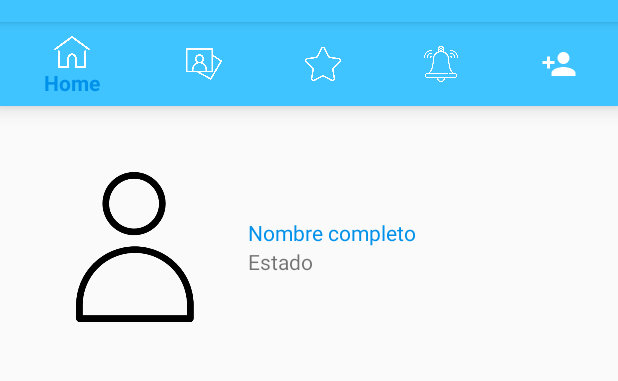
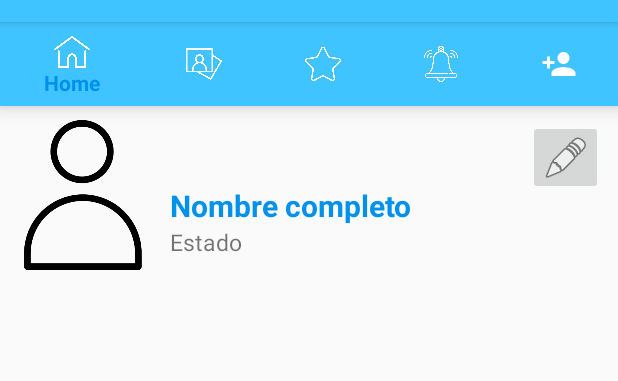
Before and after one commit to ang0823/apps-development-2020, an Android app: the fragment ProfileFragment placed in its activity, on a phone screen of 412 x 824 dp, the part 62-443 px from its top. Run offline under Robolectric (Android 15) with nearby library versions, the phone set to English and light mode, and no system bars; our stand-ins replace Picasso, Volley; network calls fail; pictures from the network do not load; 1 statement that could not run was skipped.

Commit message:
SE AGREGO MENU PARA MOSTRAR CUANDO DAN CLIC A EDITAR PERFIL

```diff
--- a/SocialBox/app/src/main/java/com/desapp/socialbox/fragment/ProfileFragment.java
+++ b/SocialBox/app/src/main/java/com/desapp/socialbox/fragment/ProfileFragment.java
@@ -5,12 +5,45 @@ import android.os.Bundle;
 import androidx.fragment.app.Fragment;
 
 import android.view.LayoutInflater;
+import android.view.MenuItem;
 import android.view.View;
 import android.view.ViewGroup;
+import android.widget.Button;
+import android.widget.ImageButton;
+import android.widget.ImageView;
+import android.widget.PopupMenu;
+import android.widget.TextView;
+import android.widget.Toast;
 
+import com.android.volley.Request;
+import com.android.volley.RequestQueue;
+import com.android.volley.Response;
+import com.android.volley.VolleyError;
+import com.android.volley.toolbox.JsonObjectRequest;
+import com.desapp.socialbox.MainActivity;
+import com.desapp.socialbox.NavigationActivity;
 import com.desapp.socialbox.R;
+import com.desapp.socialbox.models.pojos.Usuario;
+import com.desapp.socialbox.services.network.ApiEndpoint;
+import com.desapp.socialbox.services.network.JsonAdapter;
+import com.desapp.socialbox.services.network.VolleyRequest;
+import com.squareup.picasso.Picasso;
 
-public class ProfileFragment extends Fragment {
+import org.json.JSONException;
+import org.json.JSONObject;
+
+import java.util.HashMap;
+import java.util.Map;
+
+public class ProfileFragment extends Fragment implements PopupMenu.OnMenuItemClickListener {
+    String nombreUsuario;
+    Usuario usuario;
+    ImageView fotoPerfil;
+    TextView nombre;
+    TextView status;
+    ImageButton editProfile;
+    VolleyRequest volley;
+    RequestQueue colaPeticiones;
 
     public ProfileFragment() {
         // Required empty public constructor
@@ -24,7 +57,80 @@ public class ProfileFragment extends Fragment {
     @Override
     public View onCreateView(LayoutInflater inflater, ViewGroup container,
                              Bundle savedInstanceState) {
-        // Inflate the layout for this fragment
-        return inflater.inflate(R.layout.fragment_profile, container, false);
+
+        View view = inflater.inflate(R.layout.fragment_profile, container, false);
+        editProfile = view.findViewById(R.id.editProfile);
+        fotoPerfil = view.findViewById(R.id.profilePic);
+        nombre = view.findViewById(R.id.NameView);
+        status = view.findViewById(R.id.Status);
+        Bundle bundle = getArguments();
+        nombreUsuario = bundle.getString("user");
+        volley = VolleyRequest.getInstance(getActivity());
+        colaPeticiones = volley.getColaPeticiones();
+        getAndSetProfileData();
+
+        editProfile.setOnClickListener(new View.OnClickListener() {
+            @Override
+            public void onClick(View v) {
+                showPopupMenu(v);
+            }
+        });
+
+        return view;
+    }
+
+    private void getAndSetProfileData() {
+        Map<String, String> params = new HashMap<>();
+        params.put("username", nombreUsuario);
+
+        JSONObject bodyRequest = new JSONObject(params);
+        JsonObjectRequest getUserRequest = new JsonObjectRequest(Request.Method.POST, ApiEndpoint.findAccountByUsername,
+                bodyRequest, new Response.Listener<JSONObject>() {
+            @Override
+            public void onResponse(JSONObject response) {
+                try {
+                    usuario = JsonAdapter.UserAdapter(response);
+                    setProfileData();
+                } catch (JSONException e) {
+                    Toast.makeText(getActivity(), "Respuesta inesperada del servidor.",
+                            Toast.LENGTH_LONG).show();
+                }
+            }
+        }, new Response.ErrorListener() {
+            @Override
+            public void onErrorResponse(VolleyError error) {
+                Toast.makeText(getActivity(), "Error al recuperar info\n" + error.getMessage(),
+                        Toast.LENGTH_LONG).show();
+            }
+        });
+
+        volley.agregarACola(getUserRequest);
+    }
+
+    private void setProfileData() {
+        Picasso.get().load(usuario.getProfilePic()).into(fotoPerfil);
+        nombre.setText(usuario.getNombre() + " " + usuario.getApellidos());
+        status.setText(usuario.getStatus());
+    }
+
+    private  void showPopupMenu(View view) {
+        PopupMenu menu = new PopupMenu(getContext(), view);
+        menu.setOnMenuItemClickListener(this);
+        menu.inflate(R.menu.menu_edit_profile);
+        menu.show();
+    }
+
+    @Override
+    public boolean onMenuItemClick(MenuItem item) {
+        switch (item.getItemId()) {
+            case R.id.photo:
+                Toast.makeText(getActivity(), "Presionaste editar foto", Toast.LENGTH_SHORT).show();
+                return true;
+            case R.id.info:
+                Toast.makeText(getActivity(), "Presionnaste editar información", Toast.LENGTH_SHORT).show();
+                return true;
+            default:
+                return false;
+        }
     }
 }
--- a/SocialBox/app/src/main/res/layout/fragment_profile.xml
+++ b/SocialBox/app/src/main/res/layout/fragment_profile.xml
@@ -1,43 +1,58 @@
 <?xml version="1.0" encoding="utf-8"?>
 <FrameLayout xmlns:android="http://schemas.android.com/apk/res/android"
+    xmlns:app="http://schemas.android.com/apk/res-auto"
     xmlns:tools="http://schemas.android.com/tools"
     android:layout_width="match_parent"
     android:layout_height="match_parent"
-    android:padding="@dimen/appPadding"
     tools:context=".fragment.ProfileFragment">
 
-    <LinearLayout
+    <androidx.constraintlayout.widget.ConstraintLayout
         android:layout_width="match_parent"
         android:layout_height="wrap_content"
         android:orientation="horizontal">
+
         <ImageView
             android:id="@+id/profilePic"
             android:layout_width="100dp"
             android:layout_height="100dp"
-            android:layout_marginRight="25dp"
-            android:src="@drawable/profile"/>
-
-        <LinearLayout
-            android:layout_width="215dp"
-            android:layout_height="match_parent"
-            android:orientation="vertical"
-            android:gravity="center_vertical">
+            android:layout_marginStart="5dp"
+            android:layout_marginTop="5dp"
+            android:src="@drawable/profile"
+            app:layout_constraintStart_toStartOf="parent"
+            app:layout_constraintTop_toTopOf="parent" />
 
         <TextView
             android:id="@+id/NameView"
             android:layout_width="wrap_content"
             android:layout_height="wrap_content"
+            android:layout_marginStart="8dp"
             android:text="@string/fullName"
-                android:textColor="@color/secondary_color"/>
+            android:textSize="20dp"
+            android:textStyle="bold"
+            android:textColor="@color/secondary_color"
+            app:layout_constraintBottom_toTopOf="@+id/Status"
+            app:layout_constraintStart_toEndOf="@+id/profilePic" />
 
         <TextView
             android:id="@+id/Status"
             android:layout_width="wrap_content"
             android:layout_height="wrap_content"
-                android:text="@string/status"/>
+            android:layout_marginBottom="8dp"
+            android:text="@string/status"
+            android:textSize="15dp"
+            app:layout_constraintBottom_toBottomOf="parent"
+            app:layout_constraintStart_toStartOf="@+id/NameView" />
 
-        </LinearLayout>
+        <ImageButton
+            android:id="@+id/editProfile"
+            android:layout_width="50dp"
+            android:layout_height="50dp"
+            android:layout_marginTop="5dp"
+            android:layout_marginEnd="10dp"
+            android:src="@android:drawable/ic_menu_edit"
+            app:layout_constraintEnd_toEndOf="parent"
+            app:layout_constraintTop_toTopOf="parent" />
 
-    </LinearLayout>
+    </androidx.constraintlayout.widget.ConstraintLayout>
 
 </FrameLayout>
--- /dev/null
+++ b/SocialBox/app/src/main/res/menu/menu_edit_profile.xml
@@ -0,0 +1,9 @@
+<?xml version="1.0" encoding="utf-8"?>
+<menu xmlns:android="http://schemas.android.com/apk/res/android">
+    <item
+        android:id="@+id/photo"
+        android:title="Modificar información de perfil"/>
+    <item
+        android:id="@+id/info"
+        android:title="Modificar foto de perfil"/>
+</menu>
```
Lines whose indentation alone changed are shown as unchanged.
